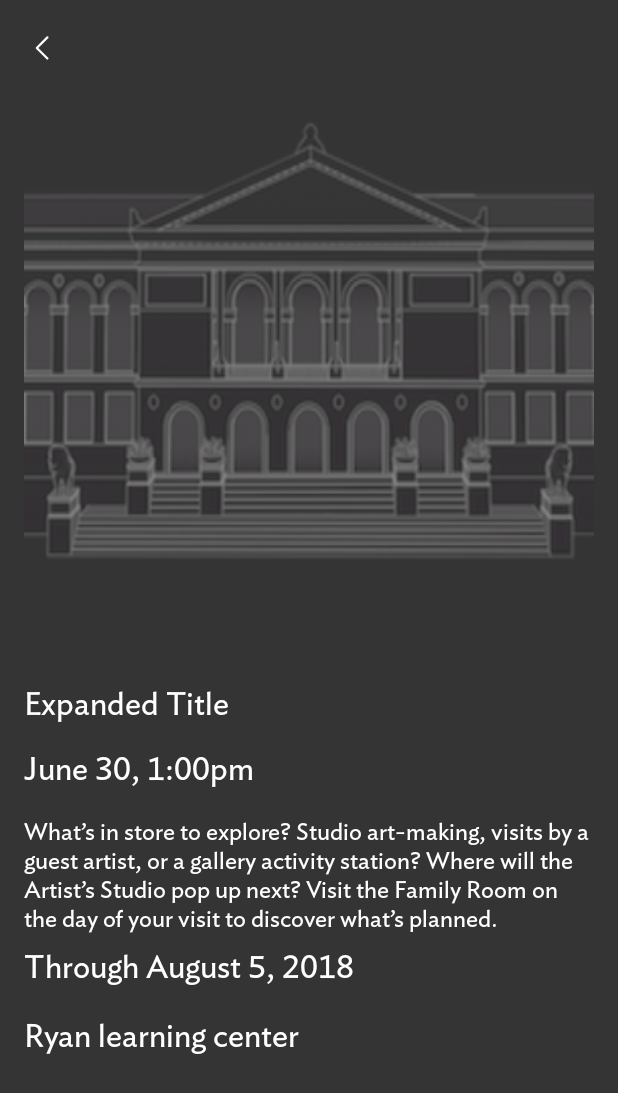
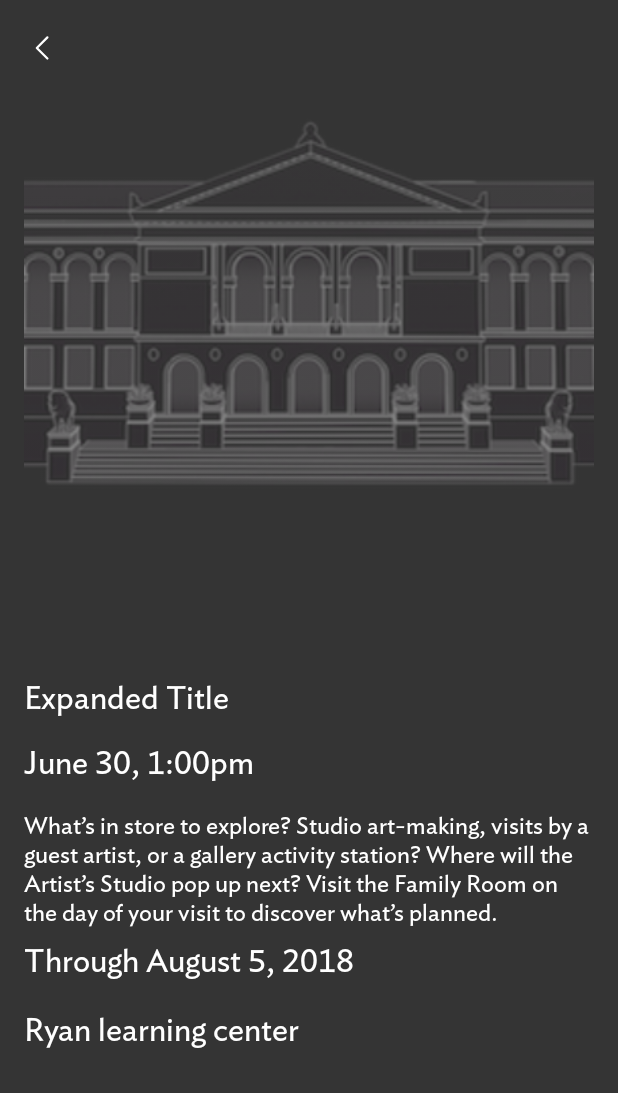
Before and after one commit to sebaudracco/Modak, an Android app: the layout detail_view_fragment.xml on its own in the app's theme, with its tools: preview values and no code run, on a phone screen of 412 x 824 dp. Shown: the top 1093 px of the screen. Run offline under Robolectric (Android 15) with nearby library versions, the phone set to English and light mode, and no system bars.

```diff
--- a/app/src/main/res/layout/detail_view_fragment.xml
+++ b/app/src/main/res/layout/detail_view_fragment.xml
@@ -18,12 +18,13 @@
     <ImageView
         android:id="@+id/image"
         android:layout_width="0dp"
-        android:layout_height="300dp"
+        android:layout_height="250dp"
         android:contentDescription="@null"
         android:scaleType="matrix"
         android:layout_marginStart="@dimen/marginDouble"
         android:layout_marginTop="13dp"
         android:layout_marginEnd="@dimen/marginDouble"
+        android:layout_marginBottom="@dimen/marginDouble"
         app:layout_constraintEnd_toEndOf="parent"
         app:layout_constraintStart_toStartOf="parent"
         app:layout_constraintTop_toBottomOf="@id/toolbar"
@@ -31,7 +32,7 @@
 
     <ScrollView
         android:layout_width="wrap_content"
-        android:layout_height="342dp"
+        android:layout_height="300dp"
         android:layout_marginStart="@dimen/marginDouble"
         android:layout_marginTop="13dp"
         android:layout_marginEnd="@dimen/marginDouble"
--- a/build.gradle.kts
+++ b/build.gradle.kts
@@ -1,6 +1,6 @@
 // Top-level build file where you can add configuration options common to all sub-projects/modules.
 plugins {
-    id("com.android.application") version "8.1.3" apply false
+    id("com.android.application") version "7.3.1" apply false
     id("org.jetbrains.kotlin.android") version "1.9.0" apply false
-    id("com.google.gms.google-services") version "4.4.1" apply false
+    id("com.google.gms.google-services") version "4.3.14" apply false
 }
```
